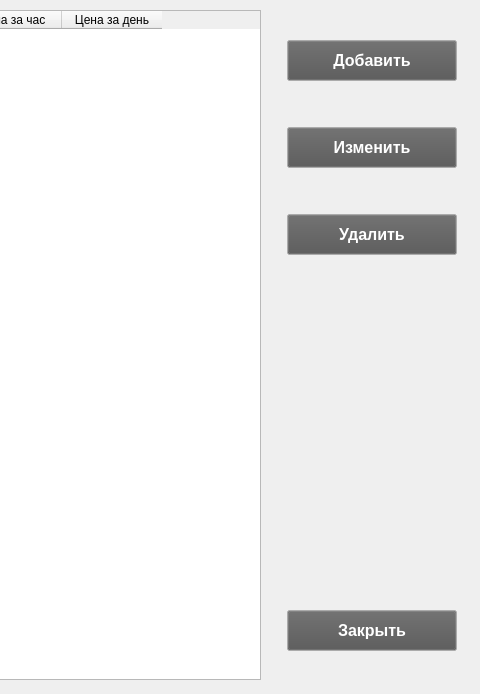
Above: autotablewidget.ui from RocketBunny727/CarSharring before the change; both pictures show x 744 to 1224 and y 0 to 694 of the 1224 by 694 pixel window. Below: the same form after it.
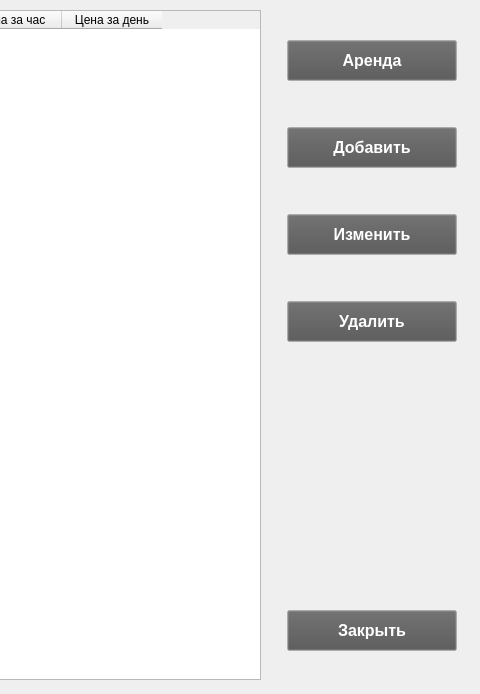
That is the form after the change.

Commit message: realise rent calculator

Patch:
```diff
--- a/autotablewidget.ui
+++ b/autotablewidget.ui
@@ -175,6 +175,126 @@
         </property>
        </spacer>
       </item>
+      <item>
+       <widget class="QPushButton" name="rentButton">
+        <property name="sizePolicy">
+         <sizepolicy hsizetype="Fixed" vsizetype="Fixed">
+          <horstretch>0</horstretch>
+          <verstretch>0</verstretch>
+         </sizepolicy>
+        </property>
+        <property name="minimumSize">
+         <size>
+          <width>170</width>
+          <height>41</height>
+         </size>
+        </property>
+        <property name="maximumSize">
+         <size>
+          <width>150</width>
+          <height>16777215</height>
+         </size>
+        </property>
+        <property name="palette">
+         <palette>
+          <active>
+           <colorrole role="WindowText">
+            <brush brushstyle="SolidPattern">
+             <color alpha="255">
+              <red>255</red>
+              <green>255</green>
+              <blue>255</blue>
+             </color>
+            </brush>
+           </colorrole>
+           <colorrole role="Button">
+            <brush brushstyle="SolidPattern">
+             <color alpha="255">
+              <red>84</red>
+              <green>84</green>
+              <blue>84</blue>
+             </color>
+            </brush>
+           </colorrole>
+           <colorrole role="ButtonText">
+            <brush brushstyle="SolidPattern">
+             <color alpha="255">
+              <red>255</red>
+              <green>255</green>
+              <blue>255</blue>
+             </color>
+            </brush>
+           </colorrole>
+          </active>
+          <inactive>
+           <colorrole role="WindowText">
+            <brush brushstyle="SolidPattern">
+             <color alpha="255">
+              <red>255</red>
+              <green>255</green>
+              <blue>255</blue>
+             </color>
+            </brush>
+           </colorrole>
+           <colorrole role="Button">
+            <brush brushstyle="SolidPattern">
+             <color alpha="255">
+              <red>84</red>
+              <green>84</green>
+              <blue>84</blue>
+             </color>
+            </brush>
+           </colorrole>
+           <colorrole role="ButtonText">
+            <brush brushstyle="SolidPattern">
+             <color alpha="255">
+              <red>255</red>
+              <green>255</green>
+              <blue>255</blue>
+             </color>
+            </brush>
+           </colorrole>
+          </inactive>
+          <disabled>
+           <colorrole role="Button">
+            <brush brushstyle="SolidPattern">
+             <color alpha="255">
+              <red>84</red>
+              <green>84</green>
+              <blue>84</blue>
+             </color>
+            </brush>
+           </colorrole>
+          </disabled>
+         </palette>
+        </property>
+        <property name="font">
+         <font>
+          <pointsize>12</pointsize>
+          <bold>true</bold>
+         </font>
+        </property>
+        <property name="text">
+         <string>Аренда</string>
+        </property>
+       </widget>
+      </item>
+      <item>
+       <spacer name="verticalSpacer_6">
+        <property name="orientation">
+         <enum>Qt::Orientation::Vertical</enum>
+        </property>
+        <property name="sizeType">
+         <enum>QSizePolicy::Policy::Fixed</enum>
+        </property>
+        <property name="sizeHint" stdset="0">
+         <size>
+          <width>20</width>
+          <height>40</height>
+         </size>
+        </property>
+       </spacer>
+      </item>
       <item>
        <widget class="QPushButton" name="insertButton">
         <property name="sizePolicy">
```
The commit also changes 8 other files.
